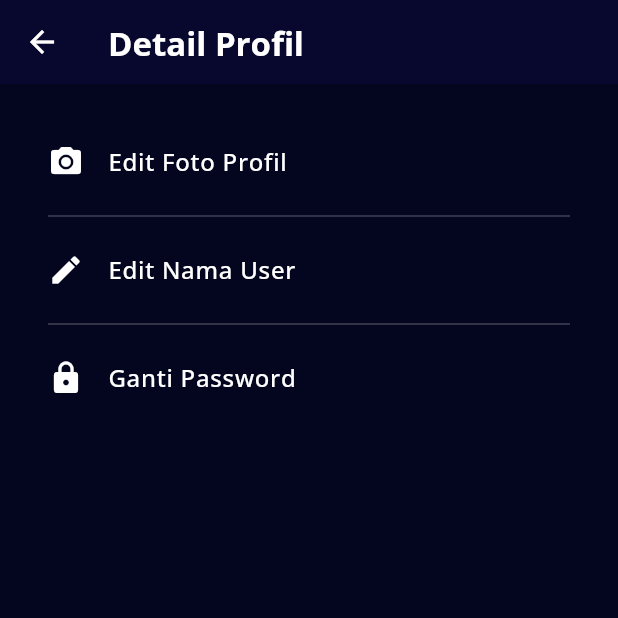
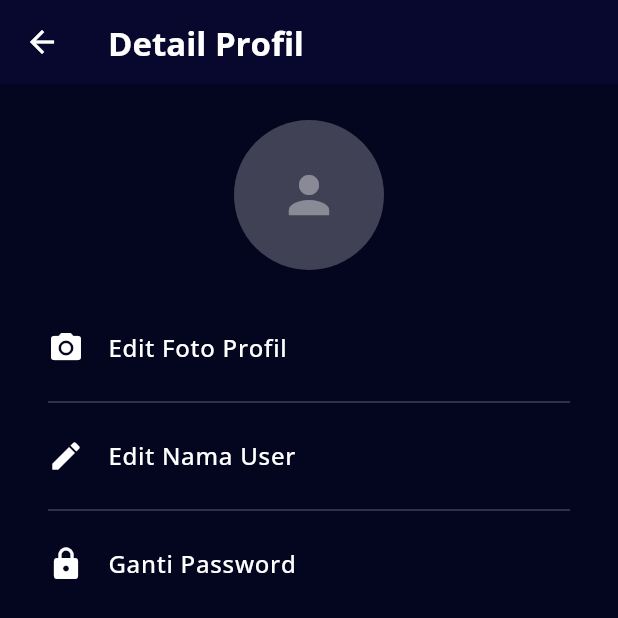
Before and after one commit to TURU-template/TURU-Flutter, a Flutter app: the ProfileDetailsPage screen opened by its route, after a tap on "Edit Foto Profil", on a phone screen of 412 x 824 dp. Shown: the top 618 px of the screen. Run offline on Flutter 3.47's test engine with Material 3 defaults, Android fonts, the phone set to English and light mode, and no system bars; our stand-ins replace audioplayers, bootstrap_icons, fl_chart, flutter_local_notifications, flutter_svg, google_fonts and 5 more; missing offline and left inert: bcrypt, dotenv, mysql_client; accounts and stored records are empty.

Commit message:
Update detail_profil.dart

```diff
--- a/turu_mobile/lib/pages/detail_profil.dart
+++ b/turu_mobile/lib/pages/detail_profil.dart
@@ -1,15 +1,23 @@
+import 'dart:io';
 import 'package:flutter/material.dart';
 import '../../main.dart';
 
-class ProfileDetailsPage extends StatelessWidget {
+class ProfileDetailsPage extends StatefulWidget {
   const ProfileDetailsPage({super.key});
+
+  @override
+  State<ProfileDetailsPage> createState() => _ProfileDetailsPageState();
+}
+
+class _ProfileDetailsPageState extends State<ProfileDetailsPage> {
+  String? _imagePath;
 
   @override
   Widget build(BuildContext context) {
     return Scaffold(
       backgroundColor: TuruColors.primaryBackground,
       appBar: AppBar(
-        backgroundColor:TuruColors.navbarBackground,
+        backgroundColor: TuruColors.navbarBackground,
         elevation: 0,
         title: const Text(
           'Detail Profil',
@@ -25,11 +33,30 @@ class ProfileDetailsPage extends StatelessWidget {
         child: Column(
           crossAxisAlignment: CrossAxisAlignment.start,
           children: [
+            // Tambahkan preview foto profil di sini
+            Center(
+              child: CircleAvatar(
+                radius: 50,
+                backgroundColor: Colors.white24,
+                backgroundImage:
+                    _imagePath != null ? FileImage(File(_imagePath!)) : null,
+                child: _imagePath == null
+                    ? const Icon(Icons.person, color: Colors.white38, size: 40)
+                    : null,
+              ),
+            ),
+            const SizedBox(height: 24),
+
             _menuItem(
               icon: Icons.photo_camera,
               label: "Edit Foto Profil",
-              onTap: () {
-                // Belum ada aksi
+              onTap: () async {
+                final result = await Navigator.pushNamed(context, '/edit_foto');
+                if (result != null && result is String) {
+                  setState(() {
+                    _imagePath = result;
+                  });
+                }
               },
             ),
             const Divider(color: Colors.white24),
```
